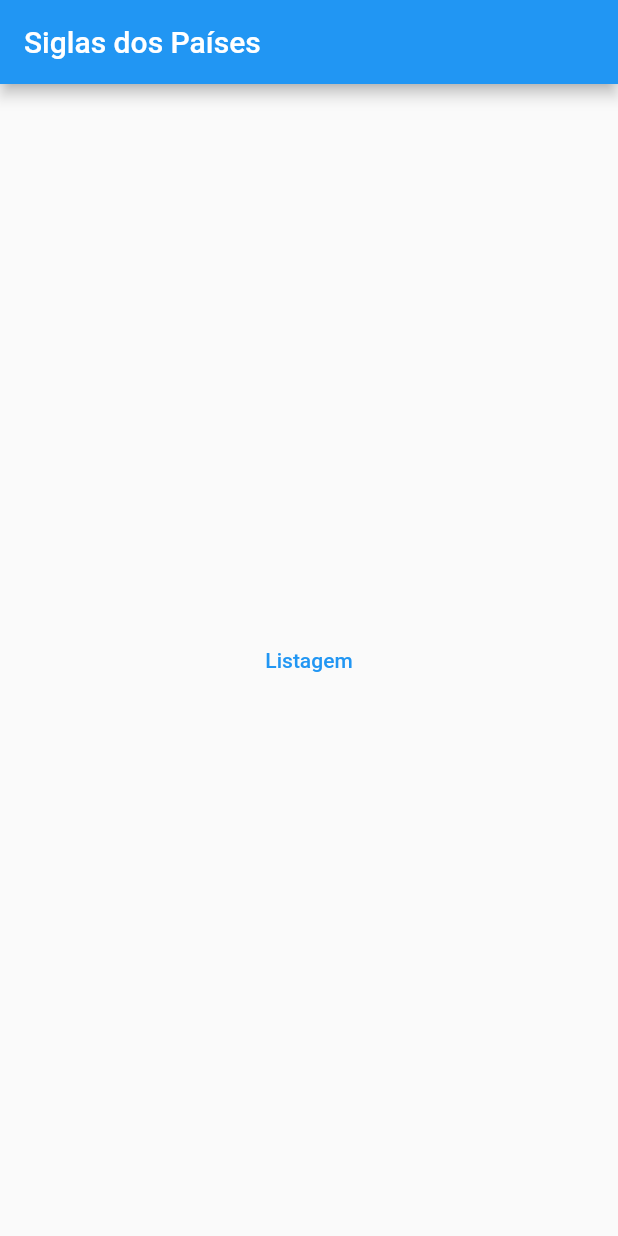
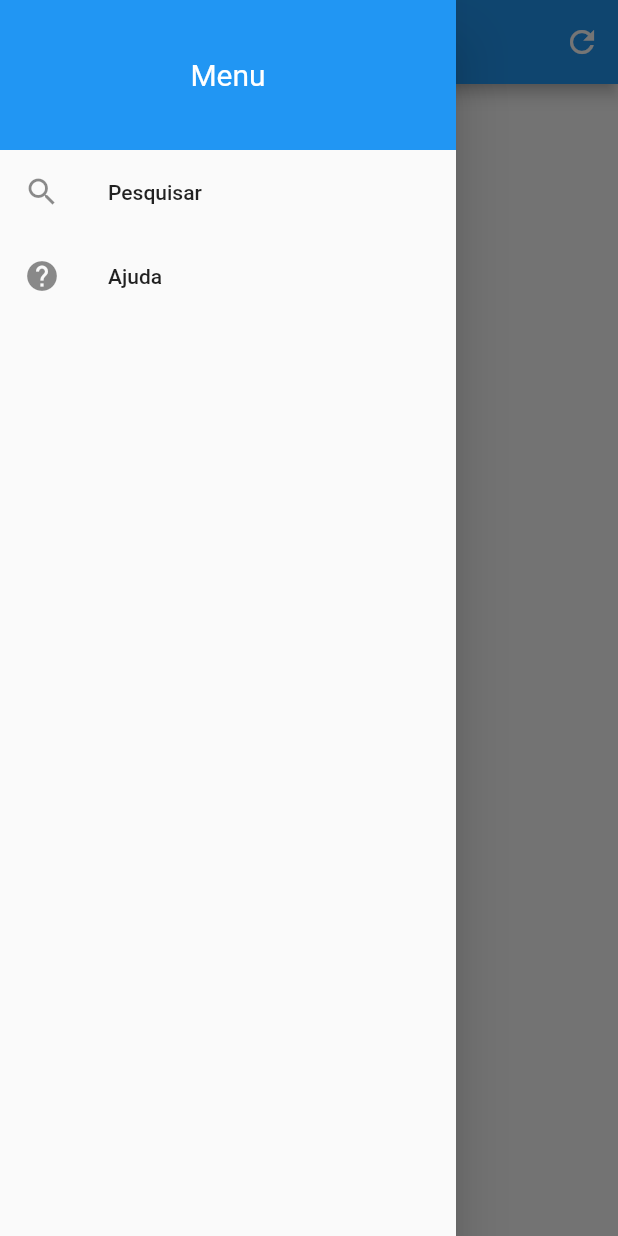
Before and after one commit to bfjeje/SiglaPaisesFlutter, a Flutter app: the screen it shows after launch, with the side drawer open (before the commit the screen has no drawer), on a phone screen of 412 x 824 dp. Run offline on Flutter 3.47's test engine with Material 2 defaults, Android fonts, the phone set to English and light mode, and no system bars.

Commit message:
Added Menu Drawer

```diff
--- /dev/null
+++ b/lib/view/Menu.dart
@@ -0,0 +1,39 @@
+import 'package:flutter/material.dart';
+
+class Menu extends StatelessWidget {
+  const Menu({super.key});
+
+  @override
+  Widget build(BuildContext context) {
+    return SafeArea(
+      child: Drawer(
+        child: ListView(
+          children: [
+            Container(
+              alignment: Alignment.center,
+              color: Colors.blue,
+              height: 100.0,
+              child: const Text(
+                "Menu",
+                style: TextStyle(
+                    fontSize: 20.0,
+                    color: Colors.white,
+                    fontWeight: FontWeight.w400),
+              ),
+            ),
+            ListTile(
+              leading: Icon(Icons.search),
+              title: Text("Pesquisar"),
+              onTap: () => {},
+            ),
+            ListTile(
+              leading: Icon(Icons.help),
+              title: Text("Ajuda"),
+              onTap: () => {},
+            )
+          ],
+        ),
+      ),
+    );
+  }
+}
--- a/lib/view/paises_screen.dart
+++ b/lib/view/paises_screen.dart
@@ -1,5 +1,6 @@
 import 'package:flutter/material.dart';
 import 'package:sigla_paises_flutter/service/requisicao.dart';
+import 'package:sigla_paises_flutter/view/Menu.dart';
 
 class PaisesScreen extends StatelessWidget {
   const PaisesScreen({super.key});
@@ -8,15 +9,19 @@ class PaisesScreen extends StatelessWidget {
   Widget build(BuildContext context) {
     return Scaffold(
       appBar: AppBar(
-        title: Text("Siglas dos Países"),
+        title: const Text("Siglas dos Países"),
+        actions: [
+          IconButton(onPressed: (){}, icon: const Icon(Icons.refresh))
+        ],
       ),
       body: Container(
         alignment: Alignment.center,
         child: TextButton(
-          child: Text("Listagem"),
+          child: const Text("Listagem"),
           onPressed: () => Requisicao.requisicaoPaises(),
         ),
       ),
+      drawer: Menu(),
     );
   }
 }
```
